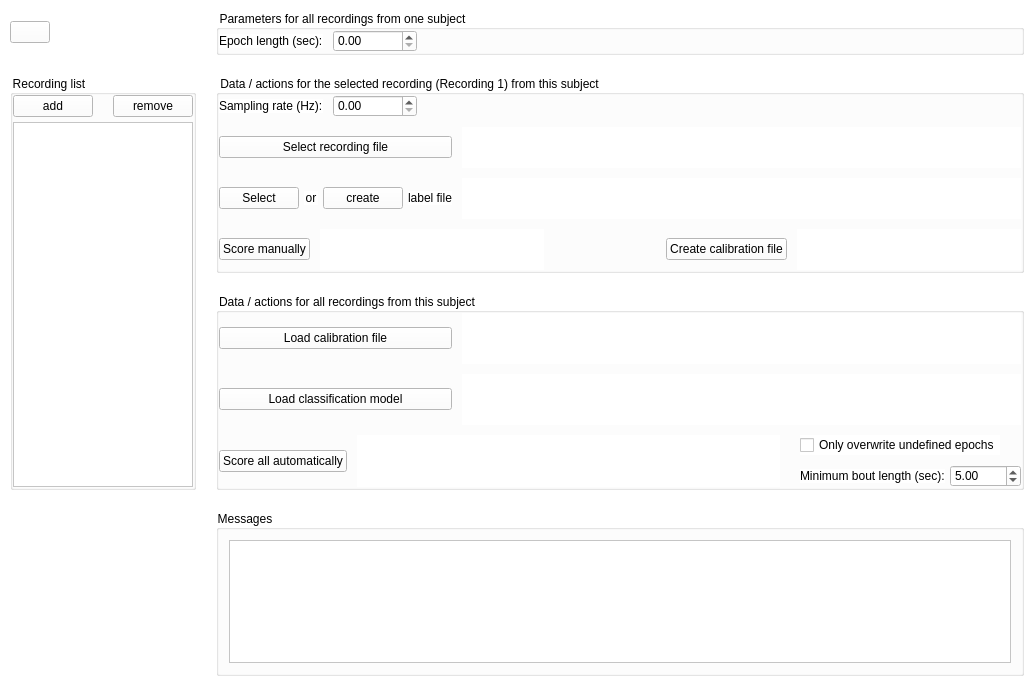
Old version of the form accusleepy/gui/primary_window.ui in the repository zekebarger/AccuSleePy.
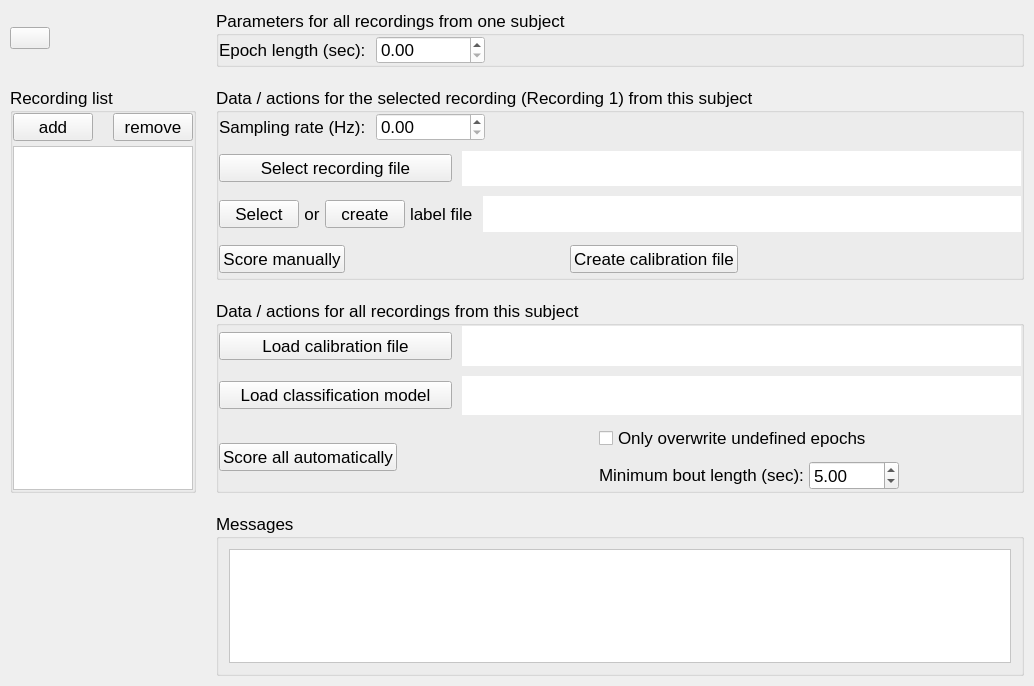
New version of the form. Icons and pictures are not drawn.

Commit message: improvements, some good some bad

Patch:
```diff
--- a/accusleepy/gui/primary_window.ui
+++ b/accusleepy/gui/primary_window.ui
@@ -20,7 +20,7 @@
    <string>MainWindow</string>
   </property>
   <property name="styleSheet">
-   <string notr="true">background-color: white;</string>
+   <string notr="true"/>
   </property>
   <widget class="QWidget" name="centralwidget">
    <property name="sizePolicy">
@@ -70,6 +70,11 @@
     </item>
     <item row="0" column="1">
      <widget class="QGroupBox" name="parametergroupbox">
+      <property name="font">
+       <font>
+        <pointsize>13</pointsize>
+       </font>
+      </property>
       <property name="title">
        <string>Parameters for all recordings from one subject</string>
       </property>
@@ -112,6 +117,9 @@
              <verstretch>0</verstretch>
             </sizepolicy>
            </property>
+           <property name="styleSheet">
+            <string notr="true">background-color: white;</string>
+           </property>
            <property name="maximum">
             <double>100000.000000000000000</double>
            </property>
@@ -149,6 +157,11 @@
         <verstretch>0</verstretch>
        </sizepolicy>
       </property>
+      <property name="font">
+       <font>
+        <pointsize>13</pointsize>
+       </font>
+      </property>
       <property name="styleSheet">
        <string notr="true"/>
       </property>
@@ -212,6 +225,9 @@
            <verstretch>0</verstretch>
           </sizepolicy>
          </property>
+         <property name="styleSheet">
+          <string notr="true">background-color: white;</string>
+         </property>
         </widget>
        </item>
       </layout>
@@ -230,10 +246,15 @@
           <verstretch>0</verstretch>
          </sizepolicy>
         </property>
+        <property name="font">
+         <font>
+          <pointsize>13</pointsize>
+         </font>
+        </property>
         <property name="title">
          <string>Data / actions for the selected recording (Recording 1) from this subject</string>
         </property>
-        <layout class="QVBoxLayout" name="verticalLayout_2" stretch="0,1,1,1">
+        <layout class="QVBoxLayout" name="verticalLayout_2" stretch="1,1,1,1">
          <property name="spacing">
           <number>10</number>
          </property>
@@ -275,6 +296,9 @@
                <verstretch>0</verstretch>
               </sizepolicy>
              </property>
+             <property name="styleSheet">
+              <string notr="true">background-color: white;</string>
+             </property>
              <property name="minimum">
               <double>0.000000000000000</double>
              </property>
@@ -304,6 +328,11 @@
          <item>
           <layout class="QHBoxLayout" name="horizontalLayout_4" stretch="5,12">
            <item>
+            <layout class="QHBoxLayout" name="horizontalLayout">
+             <property name="spacing">
+              <number>5</number>
+             </property>
+             <item>
             <widget class="QPushButton" name="recording_file_button">
              <property name="sizePolicy">
               <sizepolicy hsizetype="Preferred" vsizetype="Fixed">
@@ -316,11 +345,25 @@
              </property>
             </widget>
            </item>
+            </layout>
+           </item>
            <item>
             <widget class="QLabel" name="recording_file_label">
+             <property name="sizePolicy">
+              <sizepolicy hsizetype="Ignored" vsizetype="Preferred">
+               <horstretch>0</horstretch>
+               <verstretch>0</verstretch>
+              </sizepolicy>
+             </property>
+             <property name="styleSheet">
+              <string notr="true">background-color: white;</string>
+             </property>
              <property name="text">
               <string/>
              </property>
+             <property name="alignment">
+              <set>Qt::AlignmentFlag::AlignRight|Qt::AlignmentFlag::AlignTrailing|Qt::AlignmentFlag::AlignVCenter</set>
+             </property>
             </widget>
            </item>
           </layout>
@@ -328,7 +371,7 @@
          <item>
           <layout class="QHBoxLayout" name="horizontalLayout_6" stretch="5,12">
            <item>
-            <layout class="QHBoxLayout" name="select_or_create_layout" stretch="3,1,3,0">
+            <layout class="QHBoxLayout" name="select_or_create_layout" stretch="3,1,3,3">
              <property name="spacing">
               <number>5</number>
              </property>
@@ -397,15 +440,27 @@
            </item>
            <item>
             <widget class="QLabel" name="label_file_label">
+             <property name="sizePolicy">
+              <sizepolicy hsizetype="Ignored" vsizetype="Preferred">
+               <horstretch>0</horstretch>
+               <verstretch>0</verstretch>
+              </sizepolicy>
+             </property>
+             <property name="styleSheet">
+              <string notr="true">background-color: white;</string>
+             </property>
              <property name="text">
               <string/>
              </property>
+             <property name="alignment">
+              <set>Qt::AlignmentFlag::AlignRight|Qt::AlignmentFlag::AlignTrailing|Qt::AlignmentFlag::AlignVCenter</set>
+             </property>
             </widget>
            </item>
           </layout>
          </item>
          <item>
-          <layout class="QHBoxLayout" name="horizontalLayout_5" stretch="2,2,1,2,2">
+          <layout class="QHBoxLayout" name="horizontalLayout_5" stretch="2,3,2,3,1">
            <item>
             <widget class="QPushButton" name="manual_scoring_button">
              <property name="sizePolicy">
@@ -421,27 +476,14 @@
            </item>
            <item>
             <widget class="QLabel" name="manual_scoring_status">
+             <property name="styleSheet">
+              <string notr="true">background-color: transparent;</string>
+             </property>
              <property name="text">
               <string/>
              </property>
             </widget>
            </item>
-           <item>
-            <spacer name="horizontalSpacer_4">
-             <property name="orientation">
-              <enum>Qt::Orientation::Horizontal</enum>
-             </property>
-             <property name="sizeType">
-              <enum>QSizePolicy::Policy::Preferred</enum>
-             </property>
-             <property name="sizeHint" stdset="0">
-              <size>
-               <width>10</width>
-               <height>5</height>
-              </size>
-             </property>
-            </spacer>
-           </item>
            <item>
             <widget class="QPushButton" name="create_calibration_button">
              <property name="sizePolicy">
@@ -457,11 +499,30 @@
            </item>
            <item>
             <widget class="QLabel" name="calibration_status">
+             <property name="styleSheet">
+              <string notr="true">background-color: transparent;</string>
+             </property>
              <property name="text">
               <string/>
              </property>
             </widget>
            </item>
+           <item>
+            <spacer name="horizontalSpacer_4">
+             <property name="orientation">
+              <enum>Qt::Orientation::Horizontal</enum>
+             </property>
+             <property name="sizeType">
+              <enum>QSizePolicy::Policy::Preferred</enum>
+             </property>
+             <property name="sizeHint" stdset="0">
+              <size>
+               <width>10</width>
+               <height>5</height>
+              </size>
+             </property>
+            </spacer>
+           </item>
           </layout>
          </item>
         </layout>
@@ -475,10 +536,15 @@
           <verstretch>0</verstretch>
          </sizepolicy>
         </property>
+        <property name="font">
+         <font>
+          <pointsize>13</pointsize>
+         </font>
+        </property>
         <property name="title">
          <string>Data / actions for all recordings from this subject</string>
         </property>
-        <layout class="QVBoxLayout" name="verticalLayout_3" stretch="3,3,4">
+        <layout class="QVBoxLayout" name="verticalLayout_3" stretch="1,1,2">
          <property name="spacing">
           <number>10</number>
          </property>
@@ -497,6 +563,11 @@
          <item>
           <layout class="QHBoxLayout" name="horizontalLayout_7" stretch="5,12">
            <item>
+            <layout class="QHBoxLayout" name="horizontalLayout_10">
+             <property name="spacing">
+              <number>5</number>
+             </property>
+             <item>
             <widget class="QPushButton" name="load_calibration_button">
              <property name="sizePolicy">
               <sizepolicy hsizetype="Preferred" vsizetype="Fixed">
@@ -509,11 +580,25 @@
              </property>
             </widget>
            </item>
+            </layout>
+           </item>
            <item>
             <widget class="QLabel" name="calibration_file_label">
+             <property name="sizePolicy">
+              <sizepolicy hsizetype="Ignored" vsizetype="Preferred">
+               <horstretch>0</horstretch>
+               <verstretch>0</verstretch>
+              </sizepolicy>
+             </property>
+             <property name="styleSheet">
+              <string notr="true">background-color: white;</string>
+             </property>
              <property name="text">
               <string/>
              </property>
+             <property name="alignment">
+              <set>Qt::AlignmentFlag::AlignRight|Qt::AlignmentFlag::AlignTrailing|Qt::AlignmentFlag::AlignVCenter</set>
+             </property>
             </widget>
            </item>
           </layout>
@@ -521,6 +606,11 @@
          <item>
           <layout class="QHBoxLayout" name="horizontalLayout_9" stretch="5,12">
            <item>
+            <layout class="QHBoxLayout" name="horizontalLayout_11">
+             <property name="spacing">
+              <number>5</number>
+             </property>
+             <item>
             <widget class="QPushButton" name="load_model_button">
              <property name="sizePolicy">
               <sizepolicy hsizetype="Preferred" vsizetype="Fixed">
@@ -533,17 +623,31 @@
              </property>
             </widget>
            </item>
+            </layout>
+           </item>
            <item>
             <widget class="QLabel" name="model_label">
+             <property name="sizePolicy">
+              <sizepolicy hsizetype="Ignored" vsizetype="Preferred">
+               <horstretch>0</horstretch>
+               <verstretch>0</verstretch>
+              </sizepolicy>
+             </property>
+             <property name="styleSheet">
+              <string notr="true">background-color: white;</string>
+             </property>
              <property name="text">
               <string/>
              </property>
+             <property name="alignment">
+              <set>Qt::AlignmentFlag::AlignRight|Qt::AlignmentFlag::AlignTrailing|Qt::AlignmentFlag::AlignVCenter</set>
+             </property>
             </widget>
            </item>
           </layout>
          </item>
          <item>
-          <layout class="QHBoxLayout" name="horizontalLayout_8">
+          <layout class="QHBoxLayout" name="horizontalLayout_8" stretch="3,3,4,2">
            <item>
             <widget class="QPushButton" name="score_all_button">
              <property name="sizePolicy">
@@ -559,27 +663,14 @@
            </item>
            <item>
             <widget class="QLabel" name="score_all_status">
+             <property name="styleSheet">
+              <string notr="true">background-color: transparent;</string>
+             </property>
              <property name="text">
               <string/>
              </property>
             </widget>
            </item>
-           <item>
-            <spacer name="horizontalSpacer_5">
-             <property name="orientation">
-              <enum>Qt::Orientation::Horizontal</enum>
-             </property>
-             <property name="sizeType">
-              <enum>QSizePolicy::Policy::Preferred</enum>
-             </property>
-             <property name="sizeHint" stdset="0">
-              <size>
-               <width>10</width>
-               <height>5</height>
-              </size>
-             </property>
-            </spacer>
-           </item>
            <item>
             <layout class="QVBoxLayout" name="verticalLayout_4">
              <item>
@@ -621,6 +712,9 @@
                    <verstretch>0</verstretch>
                   </sizepolicy>
                  </property>
+                 <property name="styleSheet">
+                  <string notr="true">b</string>
+                 </property>
                  <property name="decimals">
                   <number>2</number>
                  </property>
@@ -636,6 +730,22 @@
              </item>
             </layout>
            </item>
+           <item>
+            <spacer name="horizontalSpacer_5">
+             <property name="orientation">
+              <enum>Qt::Orientation::Horizontal</enum>
+             </property>
+             <property name="sizeType">
+              <enum>QSizePolicy::Policy::Preferred</enum>
+             </property>
+             <property name="sizeHint" stdset="0">
+              <size>
+               <width>10</width>
+               <height>5</height>
+              </size>
+             </property>
+            </spacer>
+           </item>
           </layout>
          </item>
         </layout>
@@ -645,6 +755,17 @@
     </item>
     <item row="2" column="1">
      <widget class="QGroupBox" name="messagesgroupbox">
+      <property name="sizePolicy">
+       <sizepolicy hsizetype="Preferred" vsizetype="Expanding">
+        <horstretch>0</horstretch>
+        <verstretch>0</verstretch>
+       </sizepolicy>
+      </property>
+      <property name="font">
+       <font>
+        <pointsize>13</pointsize>
+       </font>
+      </property>
       <property name="title">
        <string>Messages</string>
       </property>
@@ -664,11 +785,14 @@
        <item row="0" column="0">
         <widget class="QTextBrowser" name="message_area">
          <property name="sizePolicy">
-          <sizepolicy hsizetype="Preferred" vsizetype="Preferred">
+          <sizepolicy hsizetype="Preferred" vsizetype="Expanding">
            <horstretch>0</horstretch>
            <verstretch>0</verstretch>
           </sizepolicy>
          </property>
+         <property name="styleSheet">
+          <string notr="true">background-color: white;</string>
+         </property>
          <property name="textInteractionFlags">
           <set>Qt::TextInteractionFlag::NoTextInteraction</set>
          </property>
```
Lines whose indentation alone changed are shown as unchanged. The commit also changes 1 other file.
